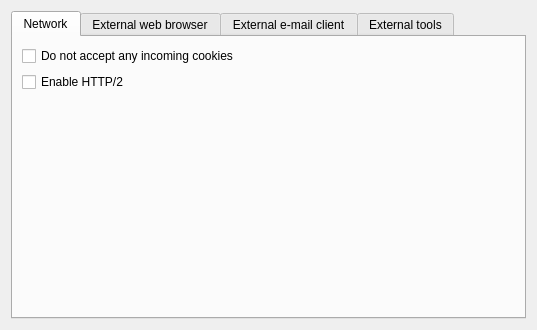
First picture: the form in src/librssguard/gui/settings/settingsbrowsermail.ui, repository martinrotter/rssguard, before the edit.
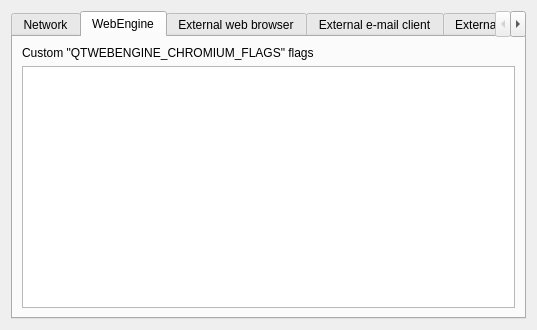
Second picture: the form after the edit. The open tabs and pages were chosen to show the change. Custom widgets are drawn as their Qt base class.

```diff
--- a/src/librssguard/gui/settings/settingsbrowsermail.ui
+++ b/src/librssguard/gui/settings/settingsbrowsermail.ui
@@ -37,6 +37,23 @@
        </item>
       </layout>
      </widget>
+     <widget class="QWidget" name="m_tabWebEngine">
+      <attribute name="title">
+       <string>WebEngine</string>
+      </attribute>
+      <layout class="QFormLayout" name="formLayout_4">
+       <item row="0" column="0">
+        <widget class="QLabel" name="label">
+         <property name="text">
+          <string>Custom &quot;QTWEBENGINE_CHROMIUM_FLAGS&quot; flags</string>
+         </property>
+        </widget>
+       </item>
+       <item row="1" column="0" colspan="2">
+        <widget class="QPlainTextEdit" name="m_txtWebEngineChromiumFlags"/>
+       </item>
+      </layout>
+     </widget>
      <widget class="QWidget" name="m_tabExternalBrowser">
       <attribute name="title">
        <string>External web browser</string>
@@ -361,17 +378,17 @@
   </layout>
  </widget>
  <customwidgets>
-  <customwidget>
-   <class>BaseLineEdit</class>
-   <extends>QLineEdit</extends>
-   <header>baselineedit.h</header>
-  </customwidget>
   <customwidget>
    <class>HelpSpoiler</class>
    <extends>QWidget</extends>
    <header>helpspoiler.h</header>
    <container>1</container>
   </customwidget>
+  <customwidget>
+   <class>BaseLineEdit</class>
+   <extends>QLineEdit</extends>
+   <header>baselineedit.h</header>
+  </customwidget>
  </customwidgets>
  <tabstops>
   <tabstop>m_tabBrowserProxy</tabstop>
```
